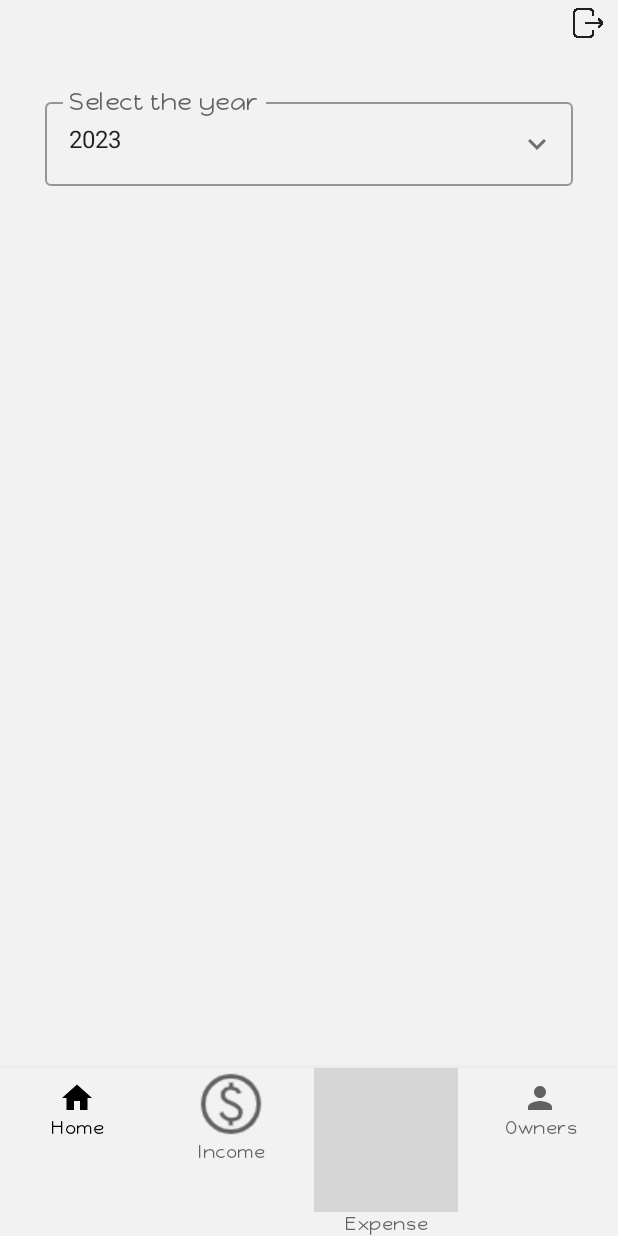
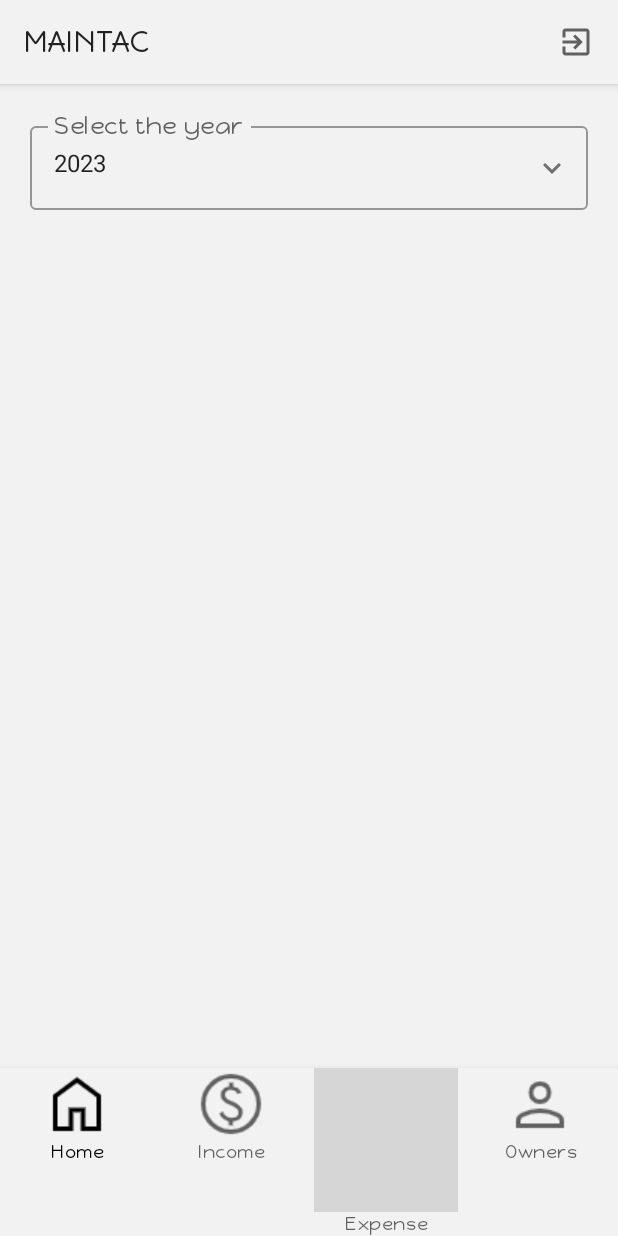
Before and after one commit to Krithika99/MAINTAC, an Android app built with Jetpack Compose: the HomeScreen screen opened through its navigation route, on a phone screen of 412 x 824 dp. Run offline under Robolectric (Android 15) with nearby library versions, the phone set to English and light mode, and no system bars; our stand-ins replace Firebase (no records; nobody signed in at launch, a user with empty details on screens opened directly); grey boxes are pictures that could not be loaded.

Commit message:
Adding top app bar for home screen, changing bottom nav bar icons

```diff
--- a/app/src/main/java/com/ksas/maintac/AppNavigator.kt
+++ b/app/src/main/java/com/ksas/maintac/AppNavigator.kt
@@ -104,11 +104,13 @@ fun AppNavigator() {
         }
 
         composable(owner_route) {
-            OwnerScreen { warningMsg, screenType ->
-                navController.navigate("$warning_route/${warningMsg}/${screenType}") {
-                    launchSingleTop = true
-                    popUpTo(warning_route) {
-                        inclusive = true
+            ScaffoldWithBottomNavigation(navController = navController) {
+                OwnerScreen { warningMsg, screenType ->
+                    navController.navigate("$warning_route/${warningMsg}/${screenType}") {
+                        launchSingleTop = true
+                        popUpTo(warning_route) {
+                            inclusive = true
+                        }
                     }
                 }
             }
@@ -139,7 +141,10 @@ fun ScaffoldWithBottomNavigation(
                     }
                 },
                 icon = {
-                    Icon(Icons.Default.Home, contentDescription = null, modifier = Modifier)
+                    Icon(
+                        painter = painterResource(id = R.drawable.home),
+                        contentDescription = "home"
+                    )
                 },
                 label = {
                     Text(text = "Home", modifier = Modifier, fontFamily = Utils.customFont)
@@ -192,7 +197,11 @@ fun ScaffoldWithBottomNavigation(
                     }
                 },
                 icon = {
-                    Icon(Icons.Default.Person, contentDescription = null, modifier = Modifier)
+                    Icon(
+                        painter = painterResource(id = R.drawable.person),
+                        contentDescription = null,
+                        modifier = Modifier
+                    )
                 },
                 label = {
                     Text(text = "Owners", modifier = Modifier, fontFamily = Utils.customFont)
--- a/app/src/main/java/com/ksas/maintac/screens/HomeScreen.kt
+++ b/app/src/main/java/com/ksas/maintac/screens/HomeScreen.kt
@@ -4,12 +4,15 @@ import androidx.compose.foundation.clickable
 import androidx.compose.foundation.layout.*
 import androidx.compose.material.*
 import androidx.compose.material.icons.Icons
+import androidx.compose.material.icons.filled.ArrowBack
+import androidx.compose.material.icons.filled.ExitToApp
 import androidx.compose.material.icons.filled.KeyboardArrowDown
 import androidx.compose.material.icons.filled.KeyboardArrowUp
 import androidx.compose.runtime.*
 import androidx.compose.ui.Alignment
 import androidx.compose.ui.Modifier
 import androidx.compose.ui.res.painterResource
+import androidx.compose.ui.res.stringResource
 import androidx.compose.ui.unit.dp
 import androidx.compose.ui.unit.sp
 import androidx.lifecycle.viewmodel.compose.viewModel
@@ -24,13 +27,17 @@ import java.util.*
 @Composable
 fun HomeScreen(navController: NavHostController) {
     val firebaseViewModel: FirebaseAuthenticationViewModel = viewModel()
-    Column(modifier = Modifier.fillMaxSize()) {
-        Column(modifier = Modifier.fillMaxWidth(), horizontalAlignment = Alignment.End) {
-            Icon(
-                painter = painterResource(id = R.drawable.exit),
-                contentDescription = "",
-                modifier = Modifier
-                    .clickable {
+    Scaffold(modifier = Modifier.fillMaxSize(),
+        topBar = {
+            TopAppBar(
+                title = {
+                    Text(
+                        text = stringResource(id = R.string.app_name),
+                        fontFamily = Utils.customFont
+                    )
+                },
+                actions = {
+                    IconButton(onClick = {
                         firebaseViewModel.signOut()
                         navController.navigate(signin_route) {
                             launchSingleTop = true
@@ -38,21 +45,22 @@ fun HomeScreen(navController: NavHostController) {
                                 inclusive = true
                             }
                         }
+                    }) {
+                        Icon(imageVector = Icons.Default.ExitToApp, contentDescription = "Sign out")
                     }
-                    .size(30.dp)
-                    .padding(end = 10.dp)
+                }
             )
         }
+    ) {
         Column(
             modifier = Modifier
                 .fillMaxWidth()
                 .fillMaxHeight()
-                .padding(10.dp)
+                .padding(it)
         ) {
             YearDropDown()
         }
     }
-
 }
 
 @Composable
--- a/app/src/main/java/com/ksas/maintac/utils/Utils.kt
+++ b/app/src/main/java/com/ksas/maintac/utils/Utils.kt
@@ -29,6 +29,7 @@ class Utils {
         val currentDate: String = sdf.format(Date())
         const val somethingWentWrong = "Something Went Wrong!"
         const val passwordMismatch = "Password mismatch!"
+        const val emptyFields = "Empty fields!!"
         const val warning = "Warning!"
         const val signup = "signup"
         const val signin = "signin"
```
Also changed, not shown: app/src/main/java/com/ksas/maintac/screens/OwnerScreen.kt (+16 -14 lines), app/src/main/java/com/ksas/maintac/screens/SignInScreen.kt (+0 -9 lines), app/src/main/res/values/strings.xml (+10 -0 lines), app/src/main/res/drawable/home.png (added), app/src/main/res/drawable/person.png (added).
